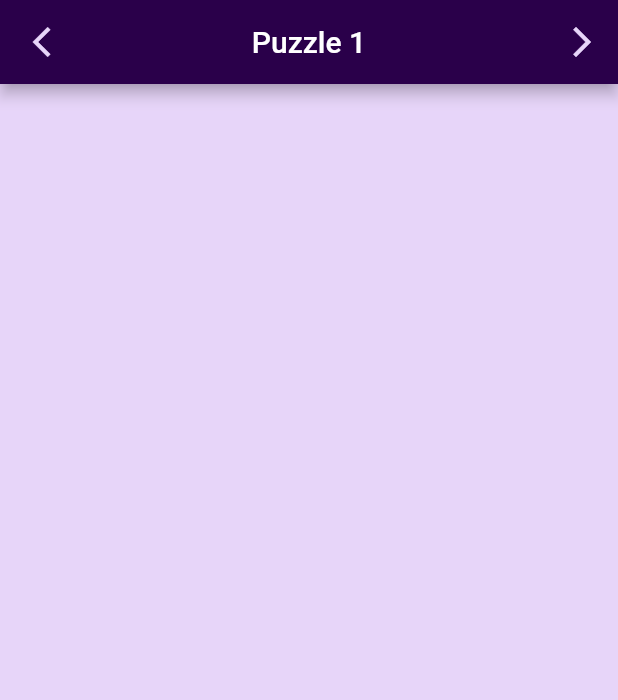
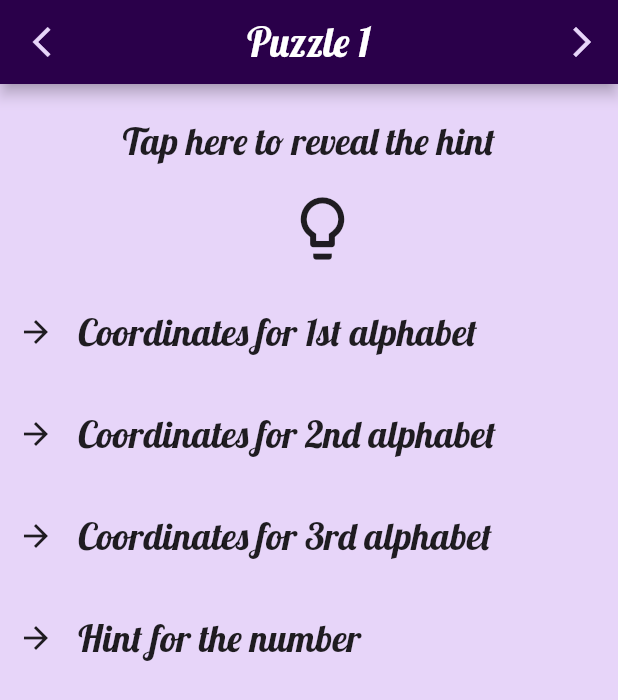
Before and after one commit to 003ash/labyrinth, a Flutter app: the InstructionPage screen opened by its route, after a tap on "Take me to the first puzzle!", on a phone screen of 412 x 824 dp. Shown: the top 700 px of the screen. Run offline on Flutter 3.47's test engine with Material 2 defaults, Android fonts, the phone set to English and light mode, and no system bars.

Commit message:
added puzzle 1

```diff
--- a/lib/Screens/Instruction.dart
+++ b/lib/Screens/Instruction.dart
@@ -1,5 +1,5 @@
 import 'package:flutter/material.dart';
-import 'package:labyrinth/Screens/Puzzle1.dart';
+import 'package:labyrinth/Screens/P1/Puzzle1.dart';
 import 'package:labyrinth/constants.dart';
 
 class InstructionPage extends StatelessWidget {
@@ -33,20 +33,20 @@ In this world, where privacy doesn't exist, cryptography and encryption techniqu
           Padding(
             padding: const EdgeInsets.fromLTRB(50, 30, 50, 30),
             child: FlatButton(
-              splashColor: kMediumDark,
+              splashColor: kTextColor,
               onPressed: () {
                 Navigator.push(context,MaterialPageRoute(builder: (context)=> Puzzle1()));
               },
               child: Container(
                 decoration: BoxDecoration(
                     borderRadius: BorderRadius.circular(40),
-                    color: kMediumDark),
+                    color: kTextColor),
                 child: Padding(
                   padding: const EdgeInsets.all(8.0),
                   child: Center(
                     child: Text(
                       'Take me to the first puzzle!',
-                      style: TextStyle(fontSize: 20, color: kTextColor),
+                      style: TextStyle(fontSize: 20, color: kBackgroundDark),
                     ),
                   ),
                 ),
--- /dev/null
+++ b/lib/Screens/P1/Puzzle1.dart
@@ -0,0 +1,139 @@
+import 'package:flutter/cupertino.dart';
+import 'package:flutter/material.dart';
+import 'package:labyrinth/Screens/P1/CoordinatesForAb.dart';
+import 'package:labyrinth/Screens/P1/Hint1.dart';
+import 'package:labyrinth/Screens/Puzzle2.dart';
+import 'package:labyrinth/Screens/SlideTransition.dart';
+import '../../constants.dart';
+
+class Puzzle1 extends StatelessWidget {
+  @override
+  Widget build(BuildContext context) {
+    return Scaffold(
+      appBar: AppBar(
+        leading: IconButton(
+          icon: Icon(
+            Icons.arrow_back_ios_outlined,
+            color: kTextColor,
+          ),
+          onPressed: () {
+            Navigator.pop(context);
+          },
+        ),
+        actions: [
+          IconButton(
+              icon: Icon(
+                Icons.arrow_forward_ios,
+                color: kTextColor,
+              ),
+              onPressed: () {
+                Route route =
+                    MySlideTransition(builder: (context) => Puzzle2());
+                Navigator.push(context, route);
+              })
+        ],
+        backgroundColor: kBackgroundDark,
+        centerTitle: true,
+        title: Title(
+          child: Text(
+            'Puzzle 1',
+            style: TextStyle(
+                fontFamily: kFontFamilyTitle, fontSize: kPuzzleTitleSize),
+          ),
+          color: kBackgroundDark,
+        ),
+      ),
+      backgroundColor: kTextColor,
+      body: Padding(
+        padding: const EdgeInsets.all(12.0),
+        child: Column(
+          children: [
+            SizedBox(
+              height: 10,
+            ),
+            Center(
+              child:
+                  Text('Tap here to reveal the hint', style: kDefaultTextStyle),
+            ),
+            SizedBox(
+              height: 10,
+            ),
+            IconButton(
+                icon: Icon(
+                  Icons.lightbulb_outline,
+                  size: 50,
+                ),
+                onPressed: () {
+                  Navigator.push(context,
+                      MaterialPageRoute(builder: (context) => Hint1()));
+                }),
+            SizedBox(
+              height: 30,
+            ),
+            Row(
+              children: [
+                Icon(Icons.arrow_forward_sharp),
+                FlatButton(
+                    onPressed: () {
+                      Navigator.push(context, MaterialPageRoute(builder: (context)=> CoordinatesForFirstAb(text: '''(2,2) (2,3) (2,4) (2,5) (2,6) (2,7)
+(3,4) (3,5) (3,7)
+(4,3) (4,5) (4,6) (4,7)''',)));
+                    },
+                    child: Text('Coordinates for 1st alphabet',
+                        style: kDefaultTextStyle)),
+              ],
+            ),
+            SizedBox(
+              height: 20,
+            ),
+            Row(
+              children: [
+                Icon(Icons.arrow_forward_sharp),
+                FlatButton(
+                    onPressed: () {
+                      Navigator.push(context, MaterialPageRoute(builder: (context)=> CoordinatesForFirstAb(text:'''(5,2) (5,3) (5,4) (5.5) (5,6) (5,7)
+(6,2) (6,7)
+(7,2) (7,3) (7,4) (7,5) (7,6) (7,7)''' ,)));
+                    },
+                    child: Text('Coordinates for 2nd alphabet',
+                        style: kDefaultTextStyle)),
+              ],
+            ),
+            SizedBox(
+              height: 20,
+            ),
+            Row(
+              children: [
+                Icon(Icons.arrow_forward_sharp),
+                FlatButton(
+                    onPressed: () {
+                      Navigator.push(context, MaterialPageRoute(builder: (context)=> CoordinatesForFirstAb(text: '''(8,7)
+(9,7)
+(10,2) (10,3) (10,4) (10,5) (10,6) (10,7)
+(11,7)
+(12,7)''',)));
+                    },
+                    child: Text('Coordinates for 3rd alphabet',
+                        style: kDefaultTextStyle)),
+              ],
+            ),
+            SizedBox(
+              height: 20,
+            ),
+            Row(
+              children: [
+                Icon(Icons.arrow_forward_sharp),
+                FlatButton(
+                    onPressed: () {
+                      Navigator.push(context, MaterialPageRoute(builder: (context)=> CoordinatesForFirstAb(text: "The number that the triskaidekaphobic people are scared of")));
+                    },
+                    child:
+                        Text('Hint for the number', style: kDefaultTextStyle)),
+              ],
+            ),
+          ],
+        ),
+      ),
+    );
+  }
+}
--- a/lib/Screens/Puzzle1.dart
+++ /dev/null
@@ -1,43 +0,0 @@
-import 'package:flutter/material.dart';
-import 'package:labyrinth/Screens/Puzzle2.dart';
-import 'package:labyrinth/Screens/SlideTransition.dart';
-import '../constants.dart';
-
-class Puzzle1 extends StatelessWidget {
-  @override
-  Widget build(BuildContext context) {
-    return Scaffold(
-      appBar: AppBar(
-        leading: IconButton(
-          icon: Icon(
-            Icons.arrow_back_ios_outlined,
-            color: kTextColor,
-          ),
-          onPressed: () {
-            Navigator.pop(context);
-          },
-        ),
-        actions: [
-          IconButton(
-              icon: Icon(
-                Icons.arrow_forward_ios,
-                color: kTextColor,
-              ),
-              onPressed: () {
-                Route route =
-                    MySlideTransition(builder: (context) => Puzzle2());
-                Navigator.push(context, route);
-              })
-        ],
-        backgroundColor: kBackgroundDark,
-        centerTitle: true,
-        title: Title(
-          child: Text('Puzzle 1'),
-          color: kBackgroundDark,
-        ),
-      ),
-      backgroundColor: kTextColor,
-      body: Text(''),
-    );
-  }
-}
--- a/lib/Screens/Puzzle2.dart
+++ b/lib/Screens/Puzzle2.dart
@@ -33,7 +33,10 @@ class Puzzle2 extends StatelessWidget {
         backgroundColor: kBackgroundDark,
         centerTitle: true,
         title: Title(
-          child: Text('Puzzle 2'),
+          child: Text('Puzzle 2',style: TextStyle(
+              fontFamily: kFontFamilyTitle,
+              fontSize: kPuzzleTitleSize
+          ),),
           color: kBackgroundDark,
         ),
       ),
--- a/lib/Screens/Puzzle3.dart
+++ b/lib/Screens/Puzzle3.dart
@@ -33,7 +33,10 @@ class Puzzle3 extends StatelessWidget {
         backgroundColor: kBackgroundDark,
         centerTitle: true,
         title: Title(
-          child: Text('Puzzle 3'),
+          child: Text('Puzzle 3',style: TextStyle(
+              fontFamily: kFontFamilyTitle,
+              fontSize: kPuzzleTitleSize,
+          ),),
           color: kBackgroundDark,
         ),
       ),
--- a/lib/Screens/Puzzle4.dart
+++ b/lib/Screens/Puzzle4.dart
@@ -33,7 +33,10 @@ class Puzzle4 extends StatelessWidget {
         backgroundColor: kBackgroundDark,
         centerTitle: true,
         title: Title(
-          child: Text('Puzzle 4'),
+          child: Text('Puzzle 4',style: TextStyle(
+              fontFamily: kFontFamilyTitle,
+              fontSize: kPuzzleTitleSize
+          ),),
           color: kBackgroundDark,
         ),
       ),
--- a/lib/Screens/Puzzle5.dart
+++ b/lib/Screens/Puzzle5.dart
@@ -20,7 +20,10 @@ class Puzzle5 extends StatelessWidget {
         centerTitle: true,
         title: Title(
           child: Text(
-              'Puzzle 5'
+              'Puzzle 5',style: TextStyle(
+              fontFamily: kFontFamilyTitle,
+              fontSize: kPuzzleTitleSize
+          ),
           ),
           color: kBackgroundDark,
         ),
--- a/lib/constants.dart
+++ b/lib/constants.dart
@@ -1,7 +1,18 @@
 import 'package:flutter/material.dart';
 
+//THEME COLOURS
 Color kBackgroundDark = Color(0xff2a004a);
 Color kTextColor = Color(0xffe7d5f9);
 Color kLightColor  = Color(0xffce84e1);
 Color kMediumDark = Color(0xff87479d);
-//e9c1f6
+Color kDullBackground = Color(0xaa6a6272);
+
+//PUZZLE PAGE SPECIFICS
+double kPuzzleTitleSize = 27;
+String kFontFamilyTitle = 'Lobster';
+
+//Text Style
+TextStyle kDefaultTextStyle = TextStyle(
+  fontFamily: 'Lobster',
+  fontSize: 25,
+);
--- a/lib/main.dart
+++ b/lib/main.dart
@@ -1,6 +1,6 @@
 import 'package:flutter/material.dart';
 import 'package:labyrinth/Screens/Instruction.dart';
-import 'package:labyrinth/Screens/Puzzle1.dart';
+import 'package:labyrinth/Screens/P1/Puzzle1.dart';
 import 'package:labyrinth/Screens/Puzzle5.dart';
 import 'package:labyrinth/Screens/WelcomeScreen.dart';
 import 'Screens/Puzzle2.dart';
```
Also changed, not shown: lib/Screens/P1/CoordinatesForAb.dart (added, +47 -0 lines), lib/Screens/P1/Hint1.dart (added, +45 -0 lines).
